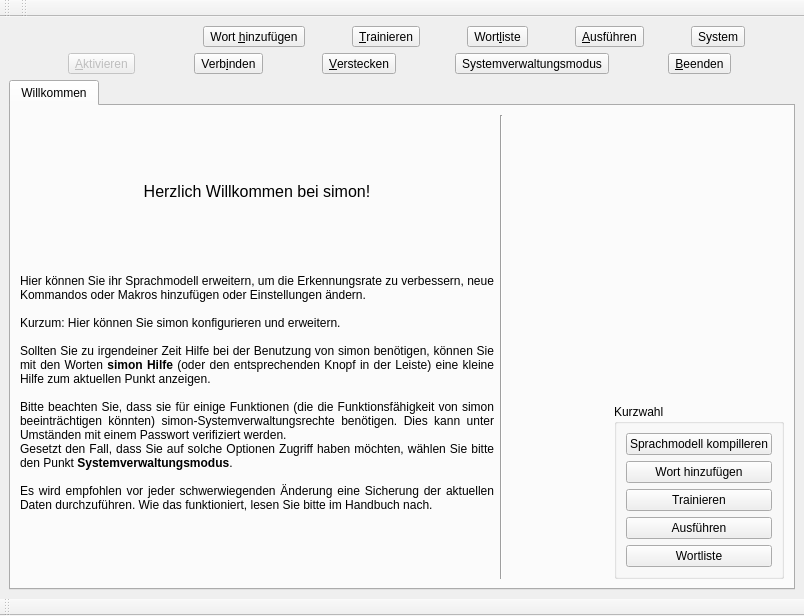
The window that ui/main.ui (KDE/simon) describes before a commit, drawn with Qt 5.
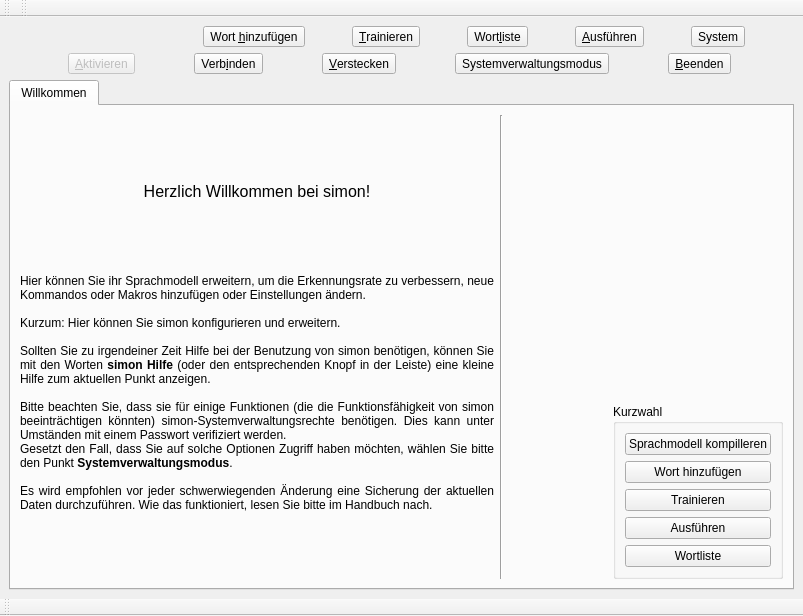
The same window after the commit. Icons and pictures are not drawn. Custom widgets are drawn as their Qt base class.

Patch:
```diff
--- a/ui/main.ui
+++ b/ui/main.ui
@@ -5,7 +5,7 @@
    <rect>
     <x>0</x>
     <y>0</y>
-    <width>804</width>
+    <width>803</width>
     <height>616</height>
    </rect>
   </property>
```
